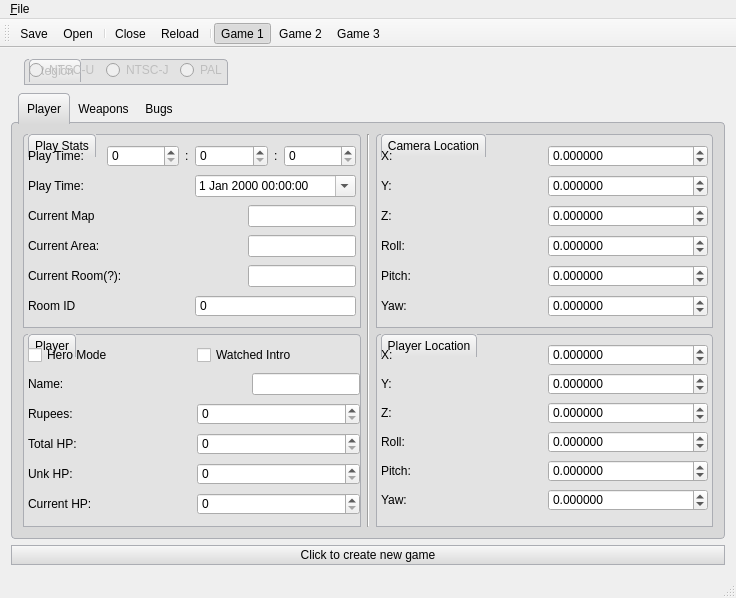
Antidote/skyward-sword-save-editor, file save editor/SS_SaveEditor/forms/mainwindow.ui: the form before one commit.
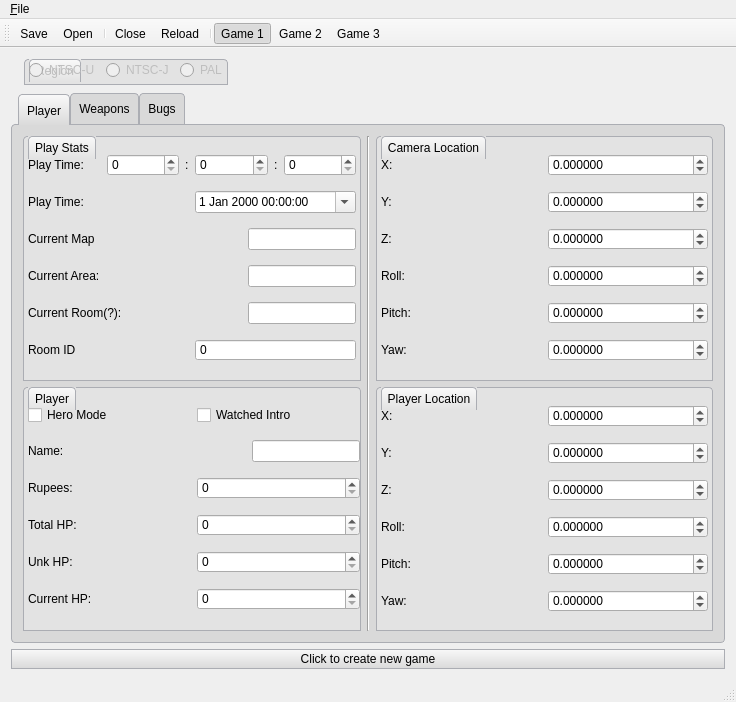
The form after the commit. Icons and pictures are not drawn.

Commit message: Still working on custom skin

Patch:
```diff
--- a/save editor/SS_SaveEditor/forms/mainwindow.ui
+++ b/save editor/SS_SaveEditor/forms/mainwindow.ui
@@ -10,7 +10,7 @@
     <x>0</x>
     <y>0</y>
     <width>736</width>
-    <height>598</height>
+    <height>702</height>
    </rect>
   </property>
   <property name="acceptDrops">
@@ -22,6 +22,7 @@
   <property name="styleSheet">
    <string notr="true">QTabWidget::pane
 {
+	top: 1px;
 	background-color: rgb(217, 217, 217);
 	border-radius: 4px;
 	border: 1px solid rgb(171, 173, 179);
@@ -41,6 +42,7 @@
 
 QTabBar::tab:selected
 {
+	top: +1px;
 	background: qlineargradient(spread:pad, x1:0, y1:0, x2:0, y2:1, stop:0 rgba(249, 249, 249, 255), stop:1 rgba(217, 217, 217, 255));
 	border-top: 1px solid rgb(171, 173, 179);
 	border-left: 1px solid rgb(171, 173, 179);
@@ -51,9 +53,15 @@
 
 QTabBar::tab:!selected
 {
-	background:none;
-	border: none;
+	background-color: rgba(217, 217, 217, 255);
+	border-top: 1px solid rgb(171, 173, 179);
+	border-left: 1px solid rgb(171, 173, 179);
+	border-right: 1px solid rgb(171, 173, 179);
+	border-bottom: 1px solid rgb(171, 173, 179);
+	border-top-left-radius: 4px;
+	border-top-right-radius: 4px;
 }
+
 QPushButton
 {
 	background-color: qlineargradient(spread:pad, x1:0, y1:0, x2:0, y2:1, stop:0 rgba(249, 249, 249, 255), stop:1 rgba(217, 217, 217, 255));
```
The commit also changes 1 other file.
